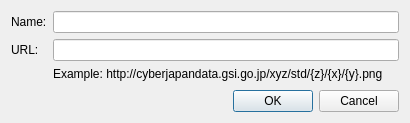
Before: the Qt Designer form libs/gui/pref/private/preferencepagetmsadddialog.ui in i-RIC/prepost-gui, drawn with Qt 5.
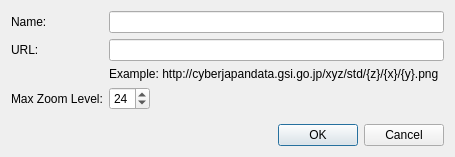
After: the same form once the commit is applied.

Commit message: Now Add dialog for Internet Background image has "Max Zoom Level".

```diff
--- a/libs/gui/pref/private/preferencepagetmsadddialog.ui
+++ b/libs/gui/pref/private/preferencepagetmsadddialog.ui
@@ -6,8 +6,8 @@
    <rect>
     <x>0</x>
     <y>0</y>
-    <width>410</width>
-    <height>123</height>
+    <width>455</width>
+    <height>157</height>
    </rect>
   </property>
   <property name="windowTitle">
@@ -43,6 +43,43 @@
        </property>
       </widget>
      </item>
+     <item row="3" column="0">
+      <widget class="QLabel" name="maxZoomLabel">
+       <property name="text">
+        <string>Max Zoom Level:</string>
+       </property>
+      </widget>
+     </item>
+     <item row="3" column="1">
+      <layout class="QHBoxLayout" name="horizontalLayout">
+       <item>
+        <widget class="QSpinBox" name="maxZoomSpinBox">
+         <property name="minimum">
+          <number>4</number>
+         </property>
+         <property name="maximum">
+          <number>30</number>
+         </property>
+         <property name="value">
+          <number>24</number>
+         </property>
+        </widget>
+       </item>
+       <item>
+        <spacer name="horizontalSpacer">
+         <property name="orientation">
+          <enum>Qt::Horizontal</enum>
+         </property>
+         <property name="sizeHint" stdset="0">
+          <size>
+           <width>40</width>
+           <height>20</height>
+          </size>
+         </property>
+        </spacer>
+       </item>
+      </layout>
+     </item>
     </layout>
    </item>
    <item>
```
The commit also changes 13 other files.
